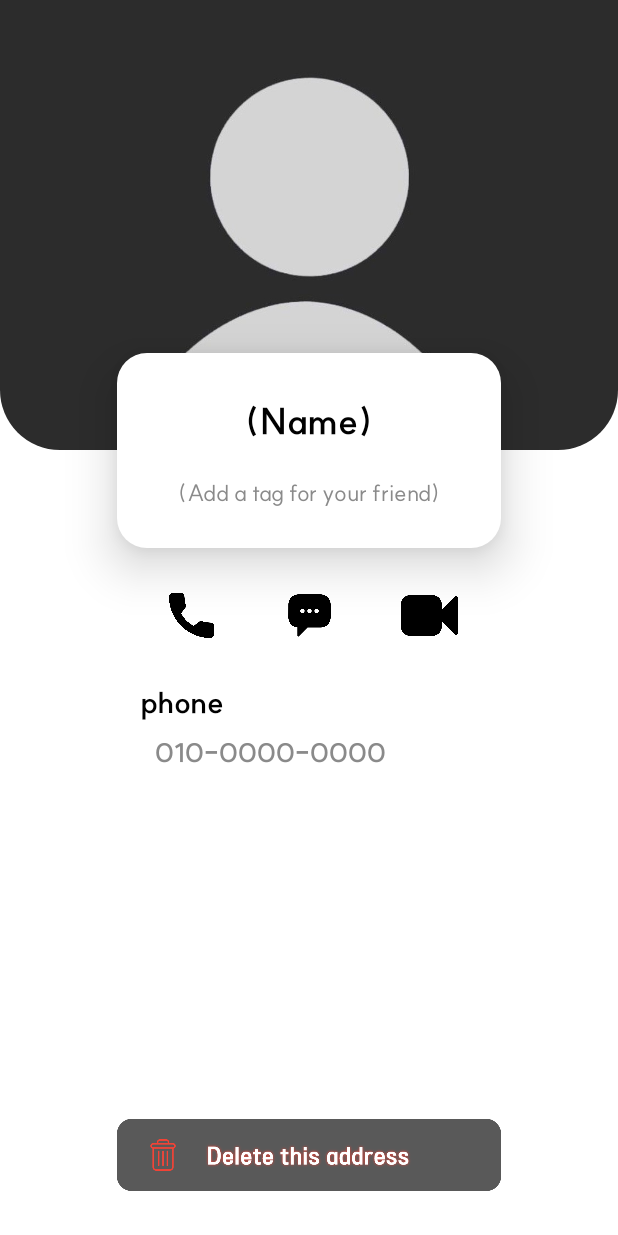
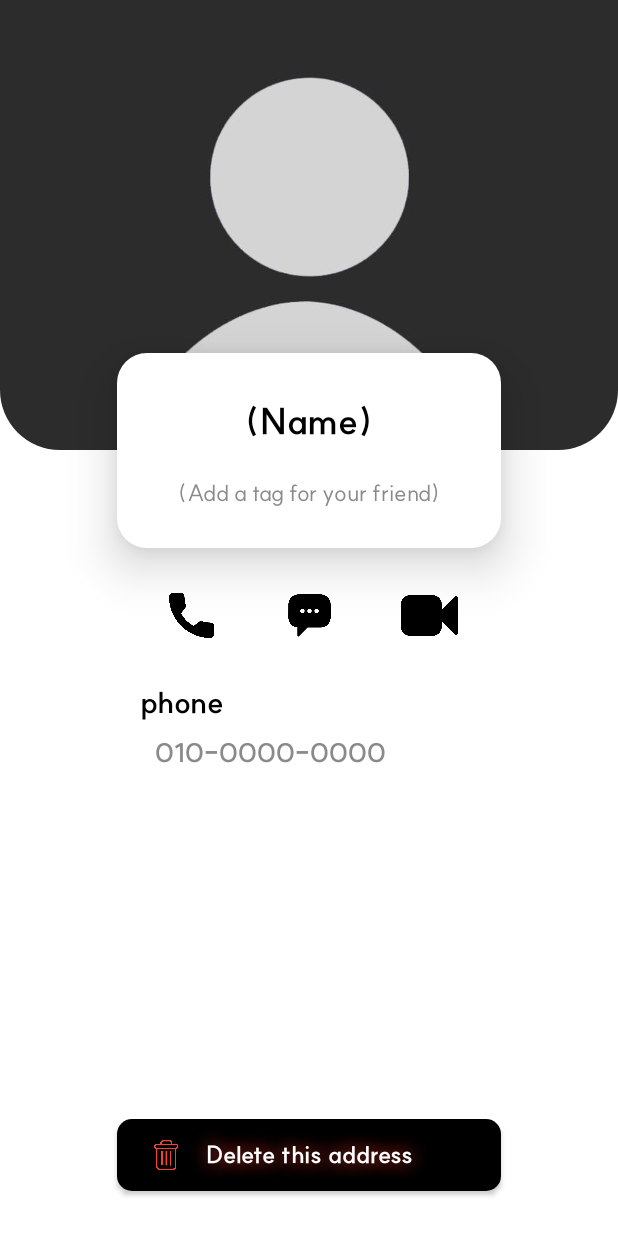
Before and after one commit to hyo-4/madcamp_week01, an Android app: the layout contactdetail.xml on its own in the app's theme, with its tools: preview values and no code run, on a phone screen of 412 x 824 dp. Run offline under Robolectric (Android 15) with nearby library versions, the phone set to English and light mode, and no system bars.

Commit message:
delete button change

```diff
--- a/app/src/main/java/com/example/madcamp_week01/ContactDetail.kt
+++ b/app/src/main/java/com/example/madcamp_week01/ContactDetail.kt
@@ -9,10 +9,10 @@
 import androidx.fragment.app.Fragment
 import androidx.fragment.app.FragmentTransaction
 import com.bumptech.glide.Glide
-import com.example.madcamp_week01.databinding.ContactdetailBinding
 import kotlinx.coroutines.CoroutineScope
 import kotlinx.coroutines.Dispatchers
 import kotlinx.coroutines.launch
+import com.example.madcamp_week01.databinding.ContactdetailBinding
 
 class ContactDetail(private val contact: Contacts) : Fragment() {
     private lateinit var binding: ContactdetailBinding
@@ -35,6 +35,7 @@
         binding.section.visibility = View.VISIBLE
         binding.namedetail.visibility = View.VISIBLE
         binding.profiletag.visibility = View.VISIBLE
+        binding.delbutton.visibility = View.VISIBLE
 
         binding.namedetail.text = contact.name
         binding.phonenum.text = contact.tel
@@ -61,6 +62,7 @@
         binding.section.visibility = View.INVISIBLE
         binding.namedetail.visibility = View.INVISIBLE
         binding.profiletag.visibility = View.INVISIBLE
+        binding.delbutton.visibility = View.INVISIBLE
 
         val fragmentTransaction: FragmentTransaction = requireActivity().supportFragmentManager.beginTransaction()
         fragmentTransaction.add(R.id.profilepage, myAddressFragment)
--- /dev/null
+++ b/app/src/main/res/drawable/del.xml
@@ -0,0 +1,7 @@
+<?xml version="1.0" encoding="utf-8"?>
+<layer-list xmlns:android="http://schemas.android.com/apk/res/android">
+    <item
+        android:width="65dp"
+        android:height="65dp"
+        android:drawable="@drawable/delete" />
+</layer-list>
--- a/app/src/main/res/layout/contactdetail.xml
+++ b/app/src/main/res/layout/contactdetail.xml
@@ -124,18 +124,27 @@
         app:layout_constraintStart_toStartOf="@id/phonenumtitle"
         app:layout_constraintTop_toBottomOf="@id/phonenumtitle" />
 
-    <ImageButton
+    <androidx.appcompat.widget.AppCompatButton
         android:id="@+id/delbutton"
         android:layout_width="256dp"
         android:layout_height="48dp"
-        android:scaleType="fitXY"
-        android:text="@string/delete"
         android:background="@drawable/deletebutton"
-        android:src="@drawable/clicktodelete"
         android:layout_marginBottom="30dp"
         app:layout_constraintEnd_toEndOf="parent"
         app:layout_constraintStart_toStartOf="parent"
-        app:layout_constraintBottom_toBottomOf="parent" />
+        app:layout_constraintBottom_toBottomOf="parent"
+        android:elevation="5dp"
+        android:text="@string/delete"
+        android:textColor="#FFFFFF"
+        android:fontFamily="@font/myfont"
+        android:textSize="16sp"
+        android:textAllCaps="false"
+        android:shadowColor="#F34235"
+        android:shadowDx="0"
+        android:shadowDy="0"
+        android:shadowRadius="15"
+        android:drawableLeft="@drawable/del"
+        android:drawablePadding="-65dp"        />
 
 
 </androidx.constraintlayout.widget.ConstraintLayout>
```
Also changed, not shown: app/src/main/res/drawable/delete.png (added).
